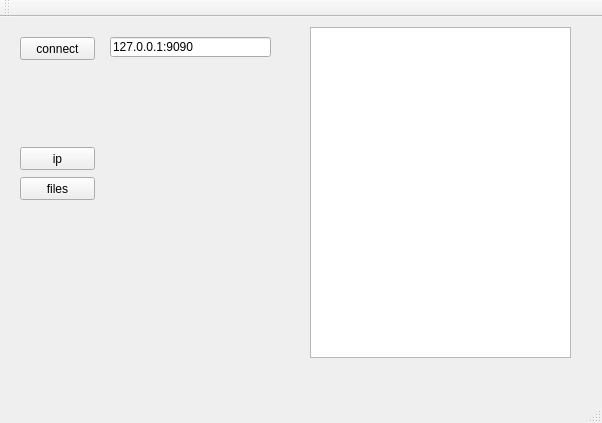
Above: Client/Client/mainwindow.ui from MasalykinSS/P2P_Network before the change. Below: the same form after it.
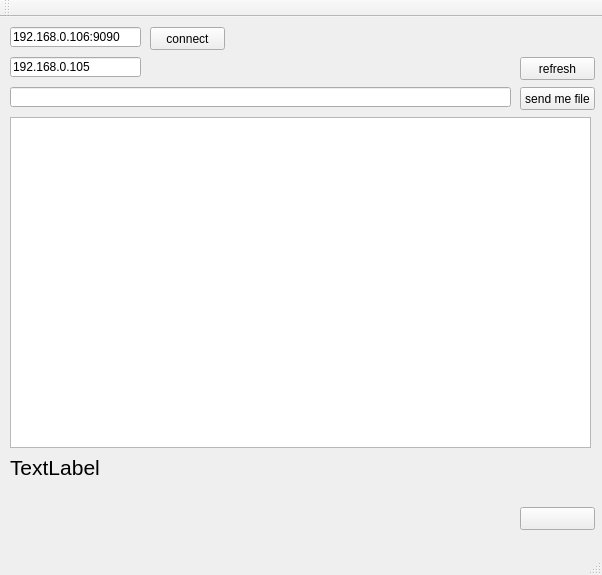
That is the form after the change.

```diff
--- a/Client/Client/mainwindow.ui
+++ b/Client/Client/mainwindow.ui
@@ -7,7 +7,7 @@
     <x>0</x>
     <y>0</y>
     <width>602</width>
-    <height>423</height>
+    <height>575</height>
    </rect>
   </property>
   <property name="windowTitle">
@@ -17,8 +17,8 @@
    <widget class="QPushButton" name="pushButton">
     <property name="geometry">
      <rect>
-      <x>20</x>
-      <y>20</y>
+      <x>150</x>
+      <y>10</y>
       <width>75</width>
       <height>23</height>
      </rect>
@@ -30,50 +30,107 @@
    <widget class="QPushButton" name="pushButton_2">
     <property name="geometry">
      <rect>
-      <x>20</x>
-      <y>160</y>
+      <x>520</x>
+      <y>40</y>
       <width>75</width>
       <height>23</height>
      </rect>
     </property>
     <property name="text">
-     <string>files</string>
+     <string>refresh</string>
     </property>
    </widget>
    <widget class="QTextEdit" name="textEdit">
     <property name="geometry">
      <rect>
-      <x>310</x>
-      <y>10</y>
-      <width>261</width>
+      <x>10</x>
+      <y>100</y>
+      <width>581</width>
       <height>331</height>
      </rect>
     </property>
+    <property name="readOnly">
+     <bool>true</bool>
+    </property>
    </widget>
    <widget class="QPushButton" name="pushButton_3">
     <property name="geometry">
      <rect>
-      <x>20</x>
-      <y>130</y>
+      <x>520</x>
+      <y>70</y>
       <width>75</width>
       <height>23</height>
      </rect>
     </property>
     <property name="text">
-     <string>ip</string>
+     <string>send me file</string>
     </property>
    </widget>
    <widget class="QLineEdit" name="lineEdit">
     <property name="geometry">
      <rect>
-      <x>110</x>
-      <y>20</y>
-      <width>161</width>
+      <x>10</x>
+      <y>10</y>
+      <width>131</width>
       <height>20</height>
      </rect>
     </property>
     <property name="text">
-     <string>127.0.0.1:9090</string>
+     <string>192.168.0.106:9090</string>
+    </property>
+   </widget>
+   <widget class="QLabel" name="label">
+    <property name="geometry">
+     <rect>
+      <x>10</x>
+      <y>430</y>
+      <width>221</width>
+      <height>41</height>
+     </rect>
+    </property>
+    <property name="font">
+     <font>
+      <pointsize>16</pointsize>
+     </font>
+    </property>
+    <property name="text">
+     <string>TextLabel</string>
+    </property>
+   </widget>
+   <widget class="QPushButton" name="pushButton_4">
+    <property name="geometry">
+     <rect>
+      <x>520</x>
+      <y>490</y>
+      <width>75</width>
+      <height>23</height>
+     </rect>
+    </property>
+    <property name="text">
+     <string/>
+    </property>
+   </widget>
+   <widget class="QLineEdit" name="lineEdit_2">
+    <property name="geometry">
+     <rect>
+      <x>10</x>
+      <y>40</y>
+      <width>131</width>
+      <height>20</height>
+     </rect>
+    </property>
+    <property name="text">
+     <string>192.168.0.105</string>
+    </property>
+   </widget>
+   <widget class="QLineEdit" name="lineEdit_3">
+    <property name="geometry">
+     <rect>
+      <x>10</x>
+      <y>70</y>
+      <width>501</width>
+      <height>20</height>
+     </rect>
     </property>
    </widget>
   </widget>
```
